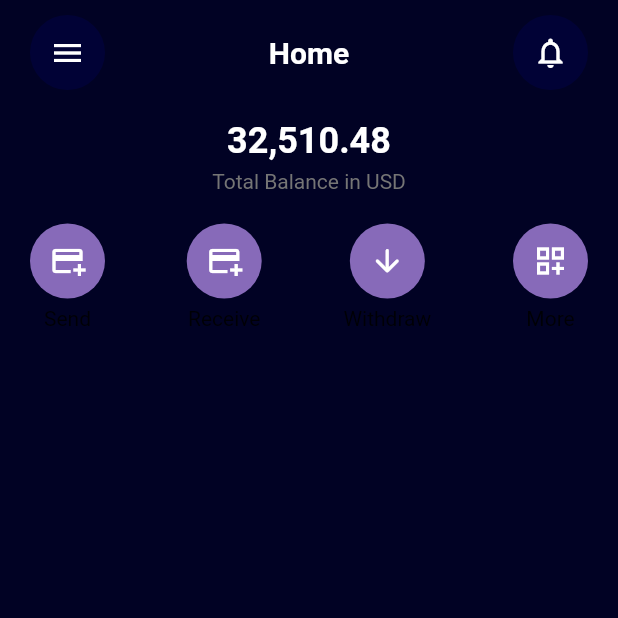
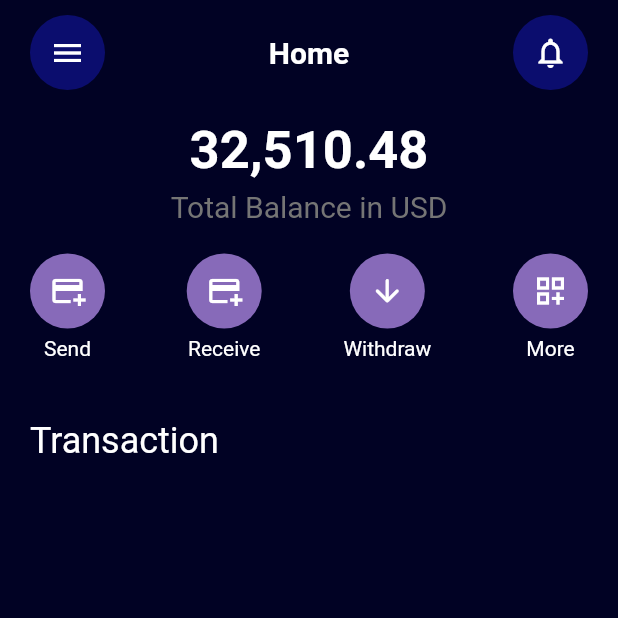
Before and after one commit to Ozurumba007/Wallet_UI_Tutorial, a Flutter app: the screen it shows after launch, on a phone screen of 412 x 824 dp, the top half of it. Run offline on Flutter 3.47's test engine with Material 2 defaults, Android fonts, the phone set to English and light mode, and no system bars.

Commit message:
added a text in the home_screen called Transaction \ added a fontSize to the total_bal_amount.dart file \ changed the theme of the custom_app_bar \ created a file called transaction_details.dart for the list of transaction

```diff
--- a/lib/component/custom_app_bar.dart
+++ b/lib/component/custom_app_bar.dart
@@ -16,7 +16,7 @@ class CustomAppBar extends StatelessWidget {
           height: 50,
           width: 50,
           decoration: BoxDecoration(
-            color: Color.fromARGB(255, 1, 2, 54),
+            color: Color.fromARGB(255, 11, 13, 110),
             borderRadius: BorderRadius.circular(25),
           ),
           child: Icon(
@@ -36,7 +36,7 @@ class CustomAppBar extends StatelessWidget {
           height: 50,
           width: 50,
           decoration: BoxDecoration(
-            color: Color.fromARGB(255, 1, 2, 54),
+            color: Color.fromARGB(255, 11, 13, 110),
             borderRadius: BorderRadius.circular(25),
           ),
           child: Icon(
--- a/lib/component/total_bal_amount.dart
+++ b/lib/component/total_bal_amount.dart
@@ -11,7 +11,7 @@ class TotalBalanceAmount extends StatelessWidget {
           '32,510.48',
           style: TextStyle(
             color: Colors.white,
-            fontSize: 24,
+            fontSize: 35,
             fontWeight: FontWeight.w600,
           ),
         ),
@@ -19,6 +19,7 @@ class TotalBalanceAmount extends StatelessWidget {
         Text(
           'Total Balance in USD',
           style: TextStyle(
+            fontSize: 20,
             color: Colors.grey[600],
           ),
         ),
--- a/lib/component/transcation_shortcut.dart
+++ b/lib/component/transcation_shortcut.dart
@@ -27,7 +27,12 @@ class TransactionShortCut extends StatelessWidget {
           ),
         ),
         SizedBox(height: 5),
-        Text(text)
+        Text(
+          text,
+          style: TextStyle(
+            color: Colors.white,
+          ),
+        )
       ],
     );
   }
--- a/lib/screen/home_screen.dart
+++ b/lib/screen/home_screen.dart
@@ -25,8 +25,8 @@ class _HomeScreenState extends State<HomeScreen> {
               const CustomAppBar(title: 'Home'),
               const SizedBox(height: 20),
               // Total Balance in Text
-              TotalBalanceAmount(),
-              SizedBox(height: 20),
+              const TotalBalanceAmount(),
+              const SizedBox(height: 20),
               // Transaction shortcut Button
               Row(
                 mainAxisAlignment: MainAxisAlignment.spaceBetween,
@@ -49,9 +49,18 @@ class _HomeScreenState extends State<HomeScreen> {
                   ),
                 ],
               ),
-              const SizedBox(height: 20),
+              SizedBox(height: 40),
               Row(
-                children: [],
+                mainAxisAlignment: MainAxisAlignment.start,
+                children: [
+                  Text(
+                    'Transaction',
+                    style: TextStyle(
+                      color: Colors.white,
+                      fontSize: 24,
+                    ),
+                  ),
+                ],
               ),
             ],
           ),
```
Also changed, not shown: lib/component/transaction_details.dart (added).
